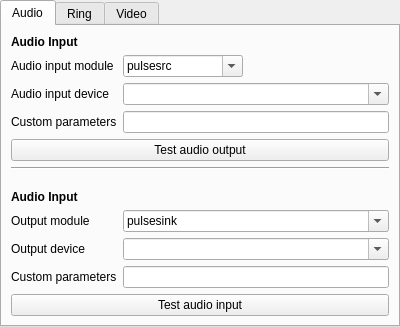
Qt form makneto/src/prefs_media.ui (pihhan/makneto) before a commit.
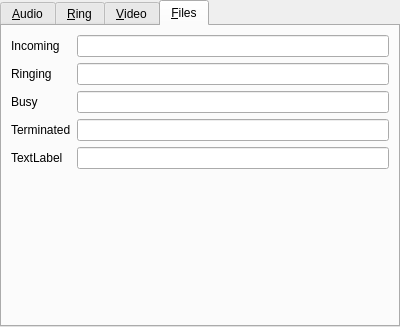
The same form after that commit. The open tabs and pages were chosen to show the change.

```diff
--- a/makneto/src/prefs_media.ui
+++ b/makneto/src/prefs_media.ui
@@ -18,7 +18,7 @@
   </property>
   <widget class="QWidget" name="tabAudio">
    <attribute name="title">
-    <string>Audio</string>
+    <string>&amp;Audio</string>
    </attribute>
    <layout class="QVBoxLayout" name="verticalLayout">
     <item>
@@ -131,7 +131,7 @@
     <item>
      <widget class="QPushButton" name="testAudioOutputBtn">
       <property name="text">
-       <string>Test audio output</string>
+       <string>Test audio &amp;output</string>
       </property>
      </widget>
     </item>
@@ -265,7 +265,7 @@
     <item>
      <widget class="QPushButton" name="testAudioInputBtn">
       <property name="text">
-       <string>Test audio input</string>
+       <string>Test audio &amp;input</string>
       </property>
      </widget>
     </item>
@@ -273,7 +273,7 @@
   </widget>
   <widget class="QWidget" name="tabRing">
    <attribute name="title">
-    <string>Ring</string>
+    <string>&amp;Ring</string>
    </attribute>
    <layout class="QVBoxLayout" name="verticalLayout_2">
     <item>
@@ -391,7 +391,7 @@
   </widget>
   <widget class="QWidget" name="tabVideo">
    <attribute name="title">
-    <string>Video</string>
+    <string>&amp;Video</string>
    </attribute>
    <layout class="QVBoxLayout" name="verticalLayout_3">
     <item>
@@ -559,6 +559,66 @@
     </item>
    </layout>
   </widget>
+  <widget class="QWidget" name="tabSoundFiles">
+   <attribute name="title">
+    <string>&amp;Files</string>
+   </attribute>
+   <layout class="QFormLayout" name="formLayout_5">
+    <property name="fieldGrowthPolicy">
+     <enum>QFormLayout::ExpandingFieldsGrow</enum>
+    </property>
+    <item row="8" column="0">
+     <widget class="QLabel" name="label_20">
+      <property name="text">
+       <string>TextLabel</string>
+      </property>
+     </widget>
+    </item>
+    <item row="8" column="1">
+     <widget class="QLineEdit" name="lineEdit_4"/>
+    </item>
+    <item row="1" column="0">
+     <widget class="QLabel" name="label_17">
+      <property name="text">
+       <string>Incoming</string>
+      </property>
+     </widget>
+    </item>
+    <item row="1" column="1">
+     <widget class="QLineEdit" name="lineIncoming"/>
+    </item>
+    <item row="3" column="1">
+     <widget class="QLineEdit" name="lineBusy"/>
+    </item>
+    <item row="3" column="0">
+     <widget class="QLabel" name="label_18">
+      <property name="text">
+       <string>Busy</string>
+      </property>
+     </widget>
+    </item>
+    <item row="4" column="0">
+     <widget class="QLabel" name="label_19">
+      <property name="text">
+       <string>Terminated</string>
+      </property>
+     </widget>
+    </item>
+    <item row="4" column="1">
+     <widget class="QLineEdit" name="lineTerminated"/>
+    </item>
+    <item row="2" column="0">
+     <widget class="QLabel" name="label_16">
+      <property name="text">
+       <string>Ringing</string>
+      </property>
+     </widget>
+    </item>
+    <item row="2" column="1">
+     <widget class="QLineEdit" name="lineRinging"/>
+    </item>
+   </layout>
+  </widget>
  </widget>
  <resources/>
  <connections/>
```
Left out of the diff: 6 changed lines with no effect on the pictures.
